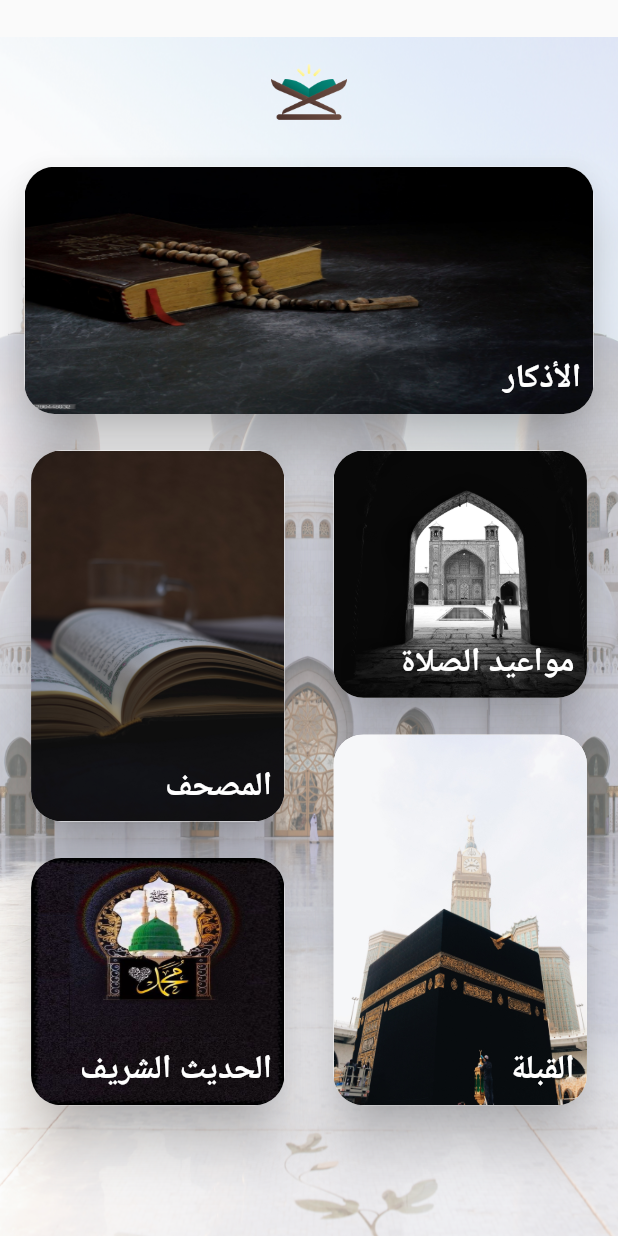
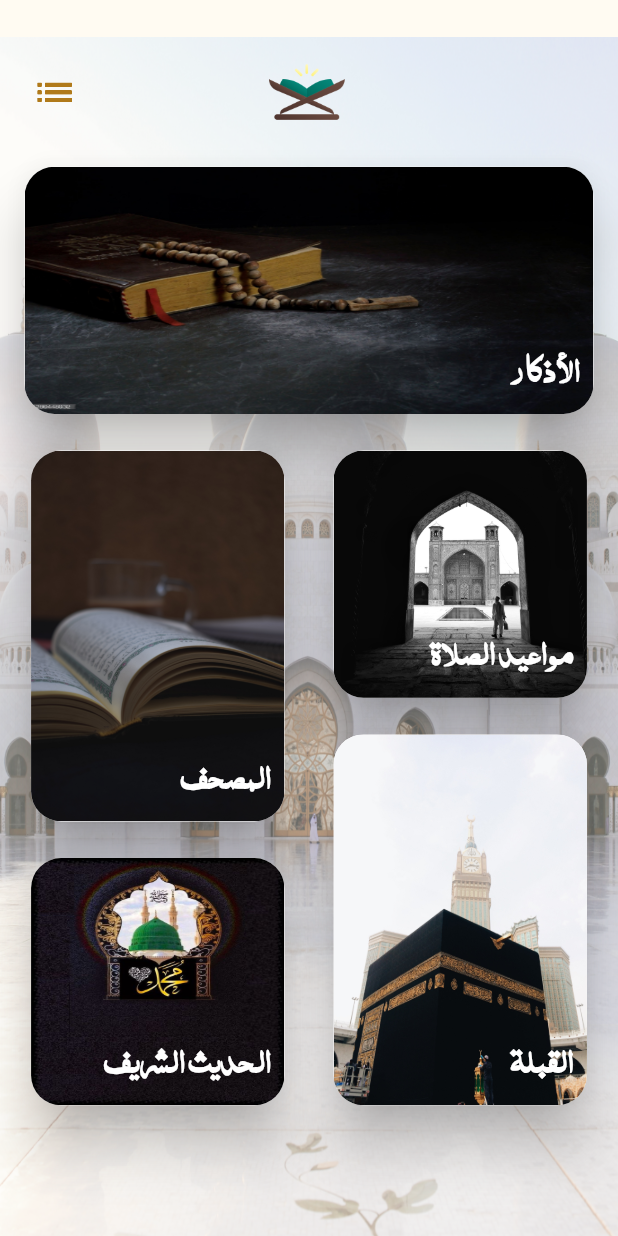
Before and after one commit to Eslam172/hedaya, a Flutter app: the screen it shows after launch, on a phone screen of 412 x 824 dp. Run offline on Flutter 3.47's test engine with Material 2 defaults, Android fonts, the light colour scheme and no system bars.

Commit message:
add some edits

```diff
--- a/lib/main.dart
+++ b/lib/main.dart
@@ -13,6 +13,18 @@ class MyApp extends StatelessWidget {
   @override
   Widget build(BuildContext context) {
     return  MaterialApp(
+      theme: ThemeData(
+        primaryColor: const Color(0xffb07a1a),
+        colorScheme: ColorScheme.fromSwatch().copyWith(secondary: const Color(0xfffffbf2)),
+        fontFamily: 'Quran',
+        scaffoldBackgroundColor: const Color(0xfffffbf2),
+        appBarTheme: const AppBarTheme(
+          color:  Color(0xffb07a1a),
+          iconTheme: IconThemeData(
+            color: Color(0xfffffbf2),
+          )
+        ),
+      ),
       debugShowCheckedModeBanner: false,
       onGenerateTitle: (context) {
         appContext = context;
--- a/lib/ui/home_screen/home_screen.dart
+++ b/lib/ui/home_screen/home_screen.dart
@@ -1,14 +1,21 @@
 import 'package:flutter/material.dart';
 import 'package:mushaf/app/extensions.dart';
+import 'package:mushaf/ui/azkar_screen/azkar_screen.dart';
+import 'package:mushaf/ui/hadeeth_screen/Hadeeth_screen.dart';
+import 'package:mushaf/ui/prayers_screen/prayers_screen.dart';
+import 'package:mushaf/ui/qepla_screen/qebla_screen.dart';
+import 'package:mushaf/ui/quran_screen/quran_screen.dart';
 
 class HomeScreen extends StatelessWidget {
-  const HomeScreen({Key? key}) : super(key: key);
-
+  HomeScreen({Key? key}) : super(key: key);
+  var scaffoldKey = GlobalKey<ScaffoldState>();
   @override
   Widget build(BuildContext context) {
     return Scaffold(
+      key: scaffoldKey,
+      drawer: drawer(context),
       body: Padding(
-        padding:  EdgeInsets.only(top: 3.h),
+        padding: EdgeInsets.only(top: 3.h),
         child: Stack(
           children: [
             Image.asset(
@@ -20,16 +27,35 @@ class HomeScreen extends StatelessWidget {
             SingleChildScrollView(
               physics: const BouncingScrollPhysics(),
               child: Padding(
-                padding:  EdgeInsets.symmetric(horizontal: 3.w),
+                padding: EdgeInsets.symmetric(horizontal: 3.w),
                 child: Column(
                   mainAxisAlignment: MainAxisAlignment.start,
                   children: [
-                   SizedBox(height: 1.h,),
-                    Image.asset('assets/images/quran_icon_2.png',
-                      width: 30.w,
-                      height: 7.h,
+                    SizedBox(
+                      height: 1.h,
                     ),
-                     SizedBox(
+                    Row(
+                      children: [
+                        IconButton(
+                            onPressed: () {
+                              scaffoldKey.currentState!.openDrawer();
+                            },
+                            icon: Icon(
+                              Icons.list_outlined,
+                              color: Theme.of(context).primaryColor,
+                              size: 22.sp,
+                            )),
+                        SizedBox(
+                          width: 20.w,
+                        ),
+                        Image.asset(
+                          'assets/images/quran_icon_2.png',
+                          width: 30.w,
+                          height: 7.h,
+                        ),
+                      ],
+                    ),
+                    SizedBox(
                       height: 2.h,
                     ),
                     customCard(
@@ -37,11 +63,13 @@ class HomeScreen extends StatelessWidget {
                         image: 'assets/images/azkar_2.jpeg',
                         width: double.infinity,
                         height: 20.h,
-                      onTap: (){
-
-                      }
-                    ),
-                     SizedBox(
+                        onTap: () {
+                          Navigator.push(
+                              context,
+                              MaterialPageRoute(
+                                  builder: (context) => const AzkarScreen()));
+                        }),
+                    SizedBox(
                       height: 2.h,
                     ),
                     Row(
@@ -54,10 +82,13 @@ class HomeScreen extends StatelessWidget {
                                 image: 'assets/images/quran_2.jpg',
                                 width: 41.w,
                                 height: 30.h,
-                                onTap: (){
-
-                                }
-                            ),
+                                onTap: () {
+                                  Navigator.push(
+                                      context,
+                                      MaterialPageRoute(
+                                          builder: (context) =>
+                                              const QuranScreen()));
+                                }),
                             SizedBox(
                               height: 2.h,
                             ),
@@ -66,13 +97,18 @@ class HomeScreen extends StatelessWidget {
                                 image: 'assets/images/hadeeth_2.jpg',
                                 width: 41.w,
                                 height: 20.h,
-                                onTap: (){
-
-                                }
-                            ),
+                                onTap: () {
+                                  Navigator.push(
+                                      context,
+                                      MaterialPageRoute(
+                                          builder: (context) =>
+                                              const HadeethScreen()));
+                                }),
                           ],
                         ),
-                        SizedBox(width: 6.w,),
+                        SizedBox(
+                          width: 6.w,
+                        ),
                         Column(
                           children: [
                             customCard(
@@ -80,10 +116,13 @@ class HomeScreen extends StatelessWidget {
                                 image: 'assets/images/prayer.jpg',
                                 width: 41.w,
                                 height: 20.h,
-                                onTap: (){
-
-                                }
-                            ),
+                                onTap: () {
+                                  Navigator.push(
+                                      context,
+                                      MaterialPageRoute(
+                                          builder: (context) =>
+                                              const PrayersScreen()));
+                                }),
                             SizedBox(
                               height: 2.h,
                             ),
@@ -92,10 +131,13 @@ class HomeScreen extends StatelessWidget {
                                 image: 'assets/images/kaaba.jpg',
                                 width: 41.w,
                                 height: 30.h,
-                                onTap: (){
-
-                                }
-                            ),
+                                onTap: () {
+                                  Navigator.push(
+                                      context,
+                                      MaterialPageRoute(
+                                          builder: (context) =>
+                                              const QeblaScreen()));
+                                }),
                           ],
                         )
                       ],
@@ -128,7 +170,7 @@ class HomeScreen extends StatelessWidget {
           alignment: Alignment.bottomRight,
           children: [
             InkWell(
-              onTap: (){
+              onTap: () {
                 onTap();
               },
               child: Image.asset(
@@ -138,13 +180,13 @@ class HomeScreen extends StatelessWidget {
                 width: width,
               ),
             ),
-             Padding(
-              padding:  EdgeInsets.symmetric(vertical: 1.h,horizontal: 2.w),
+            Padding(
+              padding: EdgeInsets.symmetric(vertical: 1.h, horizontal: 2.w),
               child: Text(
                 name,
-                style:  TextStyle(
+                style: TextStyle(
                   color: Colors.white,
-                  fontSize: 16.sp,
+                  fontSize: 20.sp,
                   fontWeight: FontWeight.bold,
                 ),
                 textAlign: TextAlign.right,
@@ -153,4 +195,76 @@ class HomeScreen extends StatelessWidget {
           ],
         ));
   }
+
+  Widget drawer(context) {
+    return Drawer(
+      width: 50.w,
+      child: ListView(
+        children: [
+          SizedBox(
+            height: 10.h,
+            child: DrawerHeader(
+              decoration: BoxDecoration(
+                color: Theme.of(context).primaryColor,
+              ),
+              child: Text(
+                'هداية',
+                style: TextStyle(
+                    fontSize: 22.sp,
+                    fontWeight: FontWeight.bold,
+                    color: const Color(0xfffffbf2)),
+                textAlign: TextAlign.center,
+              ),
+            ),
+          ),
+          ListTile(
+            title: Row(
+              mainAxisAlignment: MainAxisAlignment.spaceBetween,
+              children: [
+                Icon(
+                  Icons.settings,
+                  size: 15.sp,
+                  color: Theme.of(context).primaryColor,
+                ),
+                Text(
+                  'الإعدادات',
+                  style: TextStyle(
+                      fontSize: 18.sp,
+                      fontWeight: FontWeight.bold,
+                      color: Theme.of(context).primaryColor),
+                ),
+              ],
+            ),
+            onTap: () {
+              // Update the state of the app.
+              // ...
+            },
+          ),
+          ListTile(
+            title: Row(
+              mainAxisAlignment: MainAxisAlignment.spaceBetween,
+              children: [
+                Icon(
+                  Icons.bookmark,
+                  size: 15.sp,
+                  color: Theme.of(context).primaryColor,
+                ),
+                Text(
+                  'علامة الوقوف',
+                  style: TextStyle(
+                      fontSize: 18.sp,
+                      fontWeight: FontWeight.bold,
+                      color: Theme.of(context).primaryColor),
+                ),
+              ],
+            ),
+            onTap: () {
+              // Update the state of the app.
+              // ...
+            },
+          ),
+        ],
+      ),
+    );
+  }
 }
```
Also changed, not shown: lib/ui/azkar_screen/azkar_screen.dart (added, +23 -0 lines), lib/ui/hadeeth_screen/Hadeeth_screen.dart (added, +23 -0 lines), lib/ui/prayers_screen/prayers_screen.dart (added, +23 -0 lines), lib/ui/qepla_screen/qebla_screen.dart (added, +23 -0 lines), lib/ui/quran_screen/quran_screen.dart (added, +23 -0 lines), pubspec.yaml (+4 -4 lines), assets/fonts/mushaf.ttf (added).
